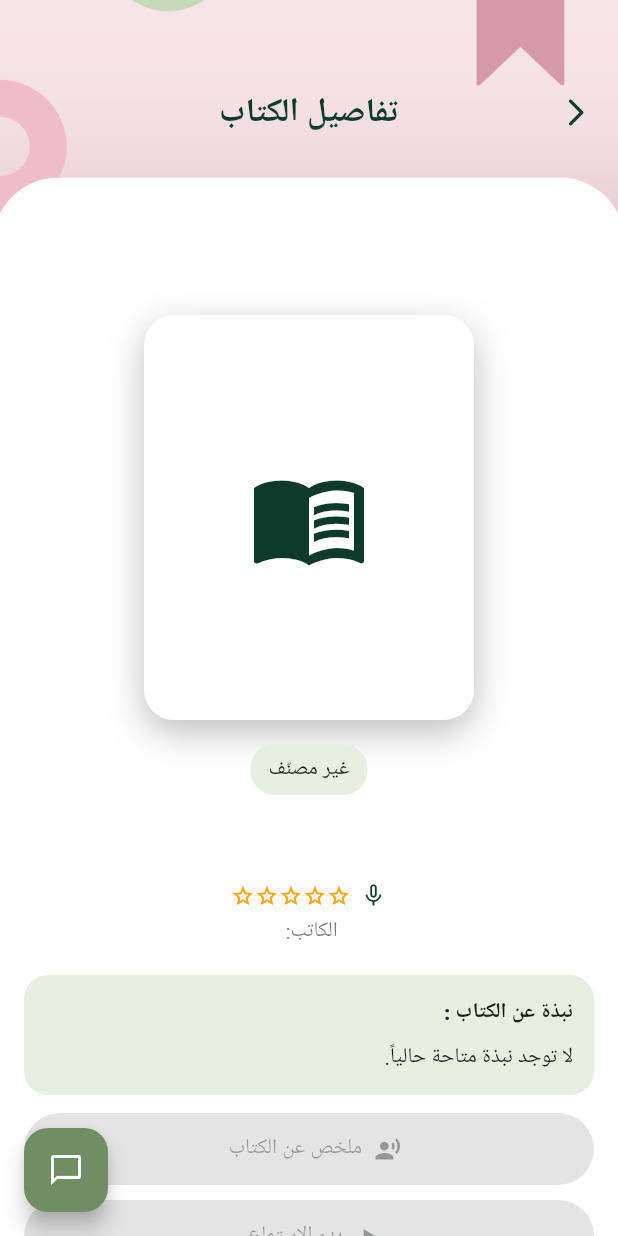
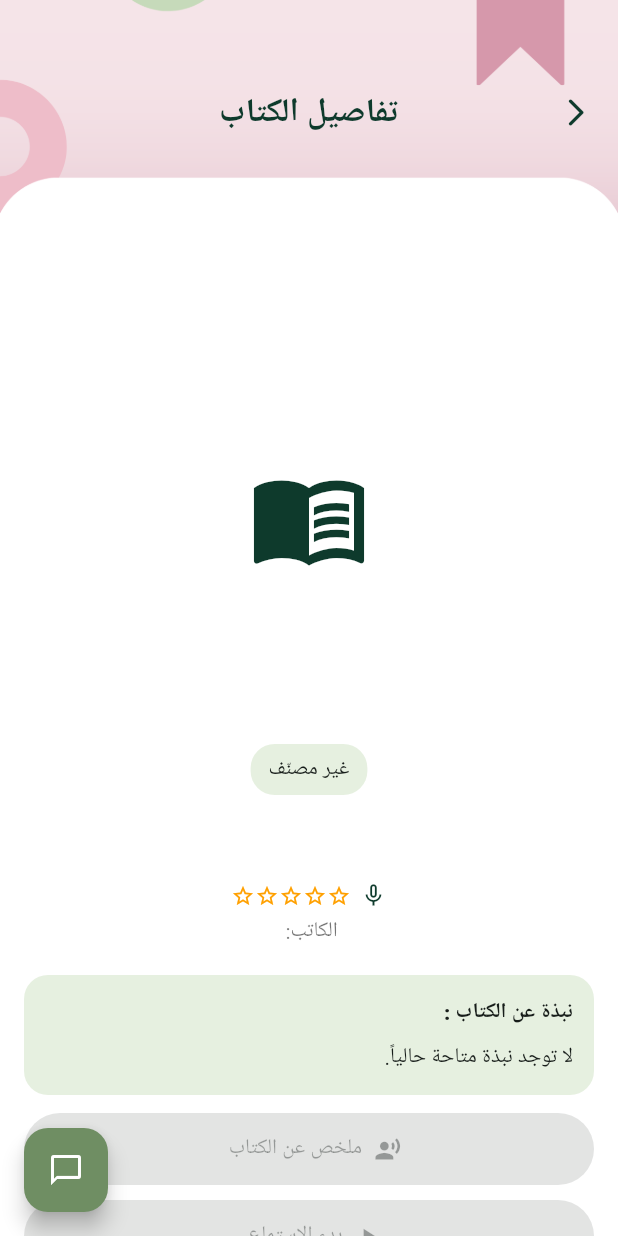
Before and after one commit to Reemawk15/2025_GP_12, a Flutter app: the BookDetailsPage screen opened directly with empty values, on a phone screen of 412 x 824 dp. Run offline on Flutter 3.47's test engine with Material 3 defaults, Android fonts, the phone set to English and light mode, and no system bars; our stand-ins replace cloud_firestore, file_picker, firebase_auth, firebase_core, firebase_storage, image_picker; accounts and stored records are empty.

Commit message:
تعديل غلاف الكتب

```diff
--- a/Qabas/lib/book_details_page.dart
+++ b/Qabas/lib/book_details_page.dart
@@ -112,18 +112,14 @@ class BookDetailsPage extends StatelessWidget {
                           height: 270,
                           decoration: BoxDecoration(
                             borderRadius: BorderRadius.circular(20),
-                            boxShadow: const [
-                              BoxShadow(
-                                color: Colors.black26,
-                                blurRadius: 20,
-                                offset: Offset(0, 8),
-                              )
-                            ],
                             color: Colors.white,
                           ),
                           clipBehavior: Clip.antiAlias,
                           child: cover.isNotEmpty
-                              ? Image.network(cover, fit: BoxFit.cover)
+                              ? Image.network(
+                            cover,
+                            fit: BoxFit.contain,
+                          )
                               : const Icon(
                             Icons.menu_book,
                             size: 80,
```
Also changed, not shown: Qabas/lib/admin_book_manager.dart (+41 -10 lines), Qabas/lib/home_screen.dart (+13 -12 lines).
